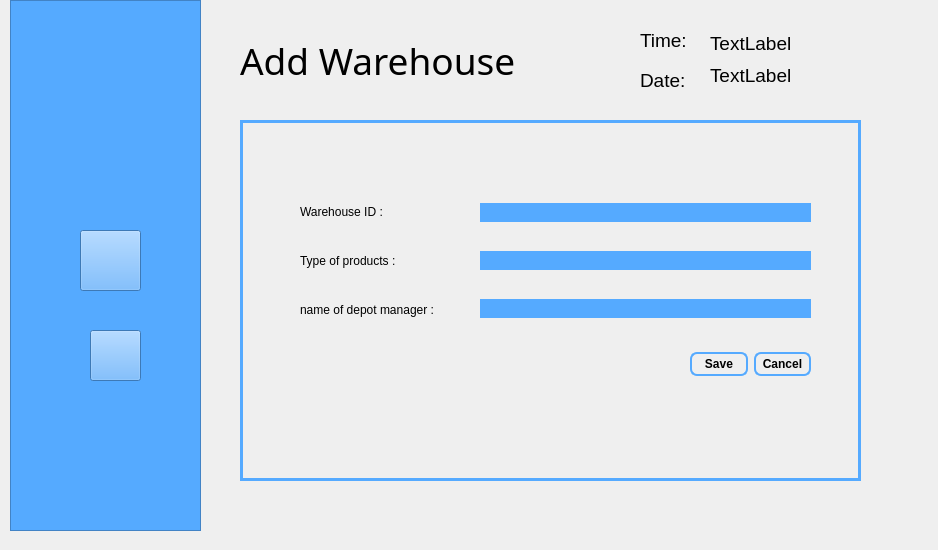
The window that warehouse.ui (KhairiSlimani/SmartFactory) describes before a commit, drawn with Qt 5.
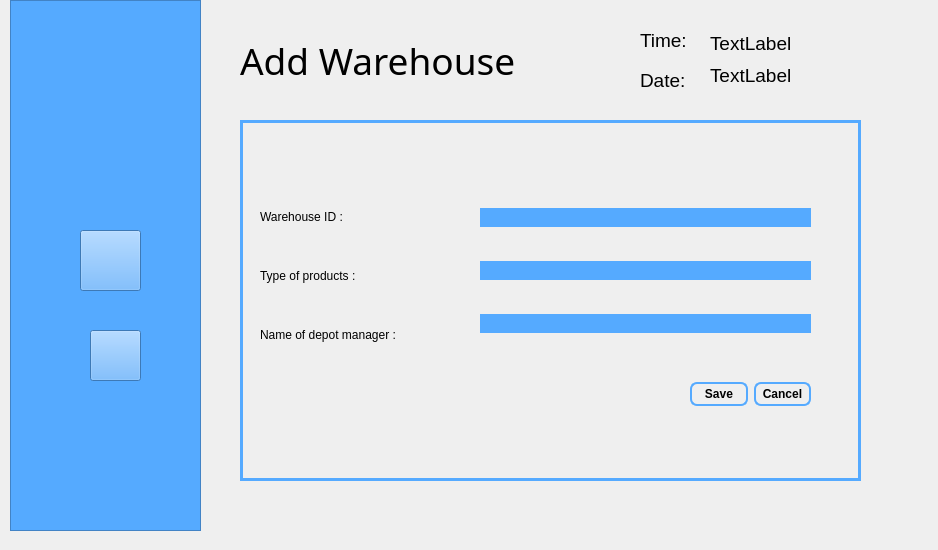
The same window after the commit. The open tabs and pages were chosen to show the change. Icons and pictures are not drawn.

Diff of the .ui file:
```diff
--- a/warehouse.ui
+++ b/warehouse.ui
@@ -1041,10 +1041,10 @@
      <widget class="QWidget" name="layoutWidget">
       <property name="geometry">
        <rect>
-        <x>60</x>
+        <x>20</x>
         <y>70</y>
-        <width>151</width>
-        <height>141</height>
+        <width>191</width>
+        <height>171</height>
        </rect>
       </property>
       <layout class="QVBoxLayout" name="verticalLayout">
@@ -1068,7 +1068,7 @@
        <item>
         <widget class="QLabel" name="label_20">
          <property name="text">
-          <string>name of depot manager :</string>
+          <string>Name of depot manager :</string>
          </property>
         </widget>
        </item>
@@ -1080,7 +1080,7 @@
         <x>240</x>
         <y>60</y>
         <width>331</width>
-        <height>161</height>
+        <height>181</height>
        </rect>
       </property>
       <layout class="QVBoxLayout" name="verticalLayout_2">
@@ -1133,7 +1133,7 @@
       <property name="geometry">
        <rect>
         <x>450</x>
-        <y>230</y>
+        <y>260</y>
         <width>121</width>
         <height>29</height>
        </rect>
```
Left out of the diff: 6 changed lines with no effect on the pictures.
